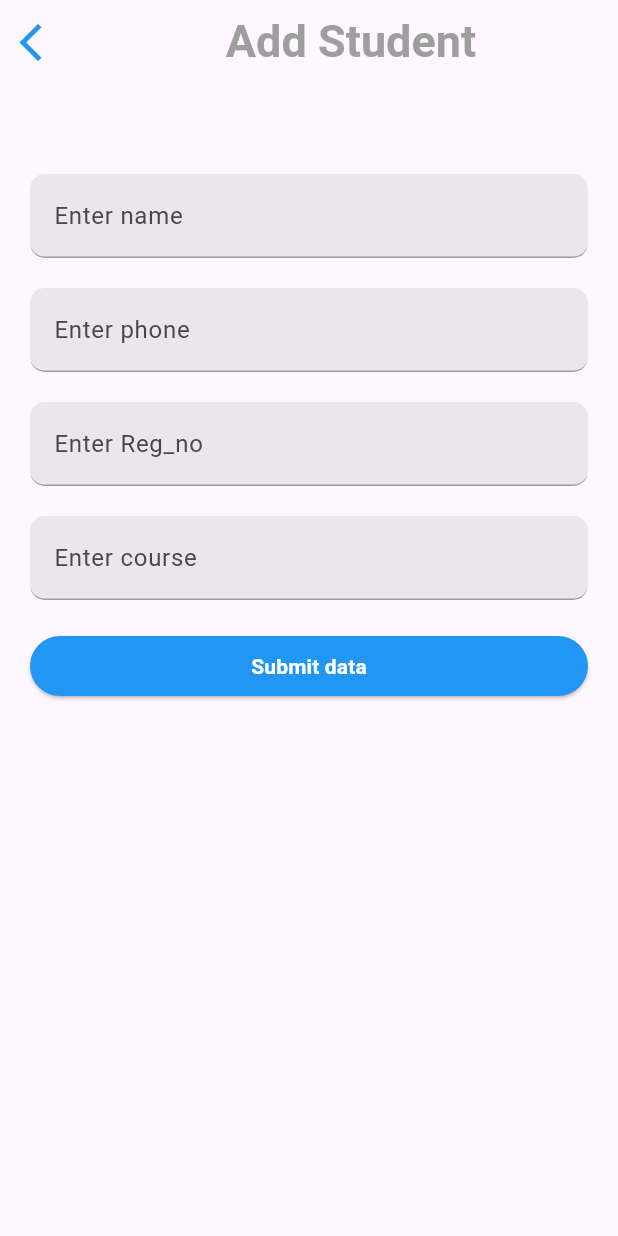
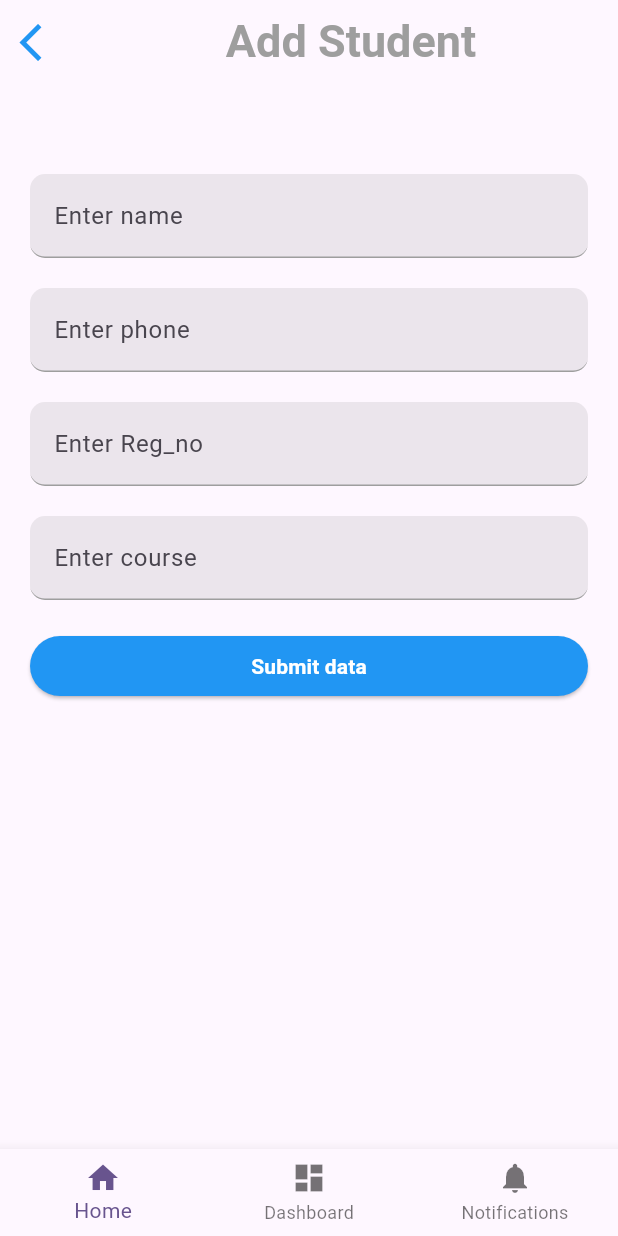
Before and after one commit to laytonmusyoki/Online-Admission-App, a Flutter app: the AddTodo screen opened by its route, on a phone screen of 412 x 824 dp. Run offline on Flutter 3.47's test engine with Material 3 defaults, Android fonts, the phone set to English and light mode, and no system bars; network calls fail.

```diff
--- a/lib/screens/add.dart
+++ b/lib/screens/add.dart
@@ -73,6 +73,24 @@ class _AddTodoState extends State<AddTodo> {
           ),
         ),
       ),
+      bottomNavigationBar: BottomNavigationBar(
+        items: const <BottomNavigationBarItem>[
+          BottomNavigationBarItem(
+            icon: Icon(Icons.home),
+            label: 'Home',
+          ),
+          BottomNavigationBarItem(
+            icon: Icon(Icons.dashboard),
+            label: 'Dashboard',
+          ),
+          BottomNavigationBarItem(
+            icon: Icon(Icons.notifications),
+            label: 'Notifications',
+          ),
+        ],
+      ),
+
+
       body: Container(
         padding: EdgeInsets.all(20),
         margin: EdgeInsets.only(top: 40),
```
